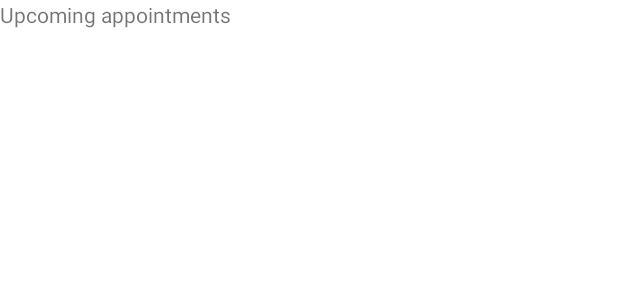
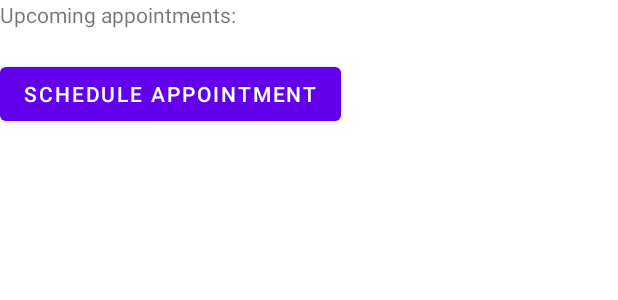
Before and after one commit to Mitchangoes408/TheShop, an Android app: the layout homepage.xml on its own in the app's theme, with its tools: preview values and no code run, on a phone screen of 412 x 824 dp. Shown: the top 300 px of the screen. Run offline under Robolectric (Android 15) with nearby library versions, the phone set to English and light mode, and no system bars.

Commit message:
Minor adjustments to how the homepage will be with a DatePicker along with DatePicker .xml

```diff
--- a/app/src/main/java/com/main/theshop/MainActivity.java
+++ b/app/src/main/java/com/main/theshop/MainActivity.java
@@ -15,7 +15,7 @@ public class MainActivity extends AppCompatActivity {
     @Override
     protected void onCreate(Bundle savedInstanceState) {
         super.onCreate(savedInstanceState);
-        setContentView(R.layout.profile);
+        setContentView(R.layout.login);
 
         submitButton = (Button)findViewById(R.id.login_button);
         cancelButton = (Button)findViewById(R.id.cancel_button);
--- a/app/src/main/res/layout/homepage.xml
+++ b/app/src/main/res/layout/homepage.xml
@@ -9,12 +9,25 @@
 
         <LinearLayout
             android:layout_width="match_parent"
-            android:layout_height="match_parent">
+            android:layout_height="wrap_content"
+            android:orientation="vertical" >
 
             <TextView
                 android:layout_width="match_parent"
                 android:layout_height="wrap_content"
-                android:text="Upcoming appointments" />
+                android:text="Upcoming appointments: " />
+
+            <TextView
+                android:layout_width="wrap_content"
+                android:layout_height="wrap_content"
+                android:id="@+id/appointment_section" />
+
+            <Button
+                android:id="@+id/schedule_button"
+                android:layout_width="wrap_content"
+                android:layout_height="wrap_content"
+                android:text="Schedule appointment" />
+
 
         </LinearLayout>
     </ScrollView>
```
Also changed, not shown: app/src/main/java/com/main/theshop/Appointments.java (added, +49 -0 lines), app/src/main/java/com/main/theshop/HomePage.java (+26 -1 lines), app/src/main/res/layout/date_picker.xml (added, +12 -0 lines), app/src/main/res/layout/login.xml (+6 -6 lines).
